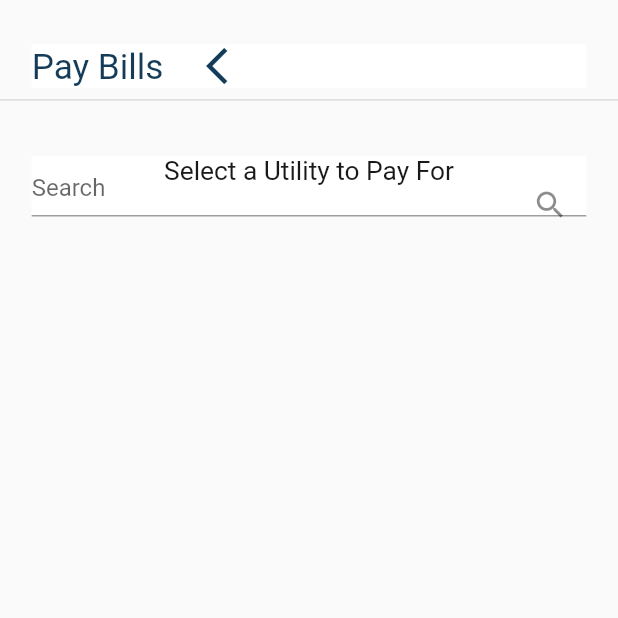
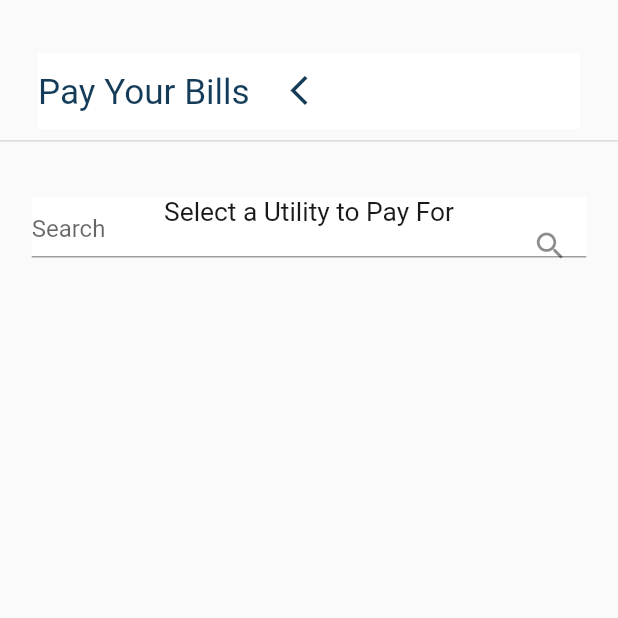
Before and after one commit to Temesgenzewude/Amhara-Bank-Mobile-Banking, a Flutter app: the PayBillsPage screen opened directly, on a phone screen of 412 x 824 dp, the top half of it. Run offline on Flutter 3.47's test engine with Material 2 defaults, Android fonts, the phone set to English and light mode, and no system bars; our stand-ins replace awesome_dialog, carousel_slider, flutter_svg, get, smooth_page_indicator; missing offline and left inert: flutter_pin_code_fields.

Commit message:
implementing pay_bills page

```diff
--- a/lib/presentation/pay_bills/pay_bills_page.dart
+++ b/lib/presentation/pay_bills/pay_bills_page.dart
@@ -16,7 +16,10 @@ class _PayBillsPageState extends State<PayBillsPage> {
     return Scaffold(
       body: Column(
         children: [
-          PayBillsAppBar(),
+          BillsTransferAirtimeOtherBankCustomAppBar(
+
+            appBarText: "Pay Your Bills",
+          ),
           Divider(
             thickness: 1,
             color: Color(0xFFDBD9D9),
--- a/lib/presentation/widgets/pay_bills/pay_bills_page_custom_app_bar.dart
+++ b/lib/presentation/widgets/pay_bills/pay_bills_page_custom_app_bar.dart
@@ -2,27 +2,30 @@ import 'package:flutter/material.dart';
 
 import '../../../utils/app_dimensions.dart';
 
-class PayBillsAppBar extends StatelessWidget {
-  const PayBillsAppBar({super.key});
+class BillsTransferAirtimeOtherBankCustomAppBar extends StatelessWidget {
+  const BillsTransferAirtimeOtherBankCustomAppBar({super.key, required this.appBarText});
+
+  final String appBarText;
 
   @override
   Widget build(BuildContext context) {
     return Container(
+      height: AppDimension.contHeight50 + AppDimension.height2,
       margin: EdgeInsets.only(
-          left: AppDimension.width20,
-          right: AppDimension.width20,
-          top: AppDimension.height30),
+          left: AppDimension.width20 + AppDimension.width4,
+          right: AppDimension.width20 + AppDimension.width4,
+          top: AppDimension.height30 + AppDimension.height6),
       color: Colors.white,
-
       child: Row(mainAxisAlignment: MainAxisAlignment.start, children: [
         Text(
-          "Pay Bills",
+          appBarText,
           style: TextStyle(
             color: Color(0xFF143B58),
             fontSize: AppDimension.font24,
+
           ),
         ),
-          SizedBox(
+        SizedBox(
           width: AppDimension.width20,
         ),
         Icon(
@@ -30,9 +33,8 @@ class PayBillsAppBar extends StatelessWidget {
           color: const Color(
             0xFF143B58,
           ),
-          size: AppDimension.iconSize30,
+          size: AppDimension.iconSize24,
         ),
-
       ]),
     );
   }
```
